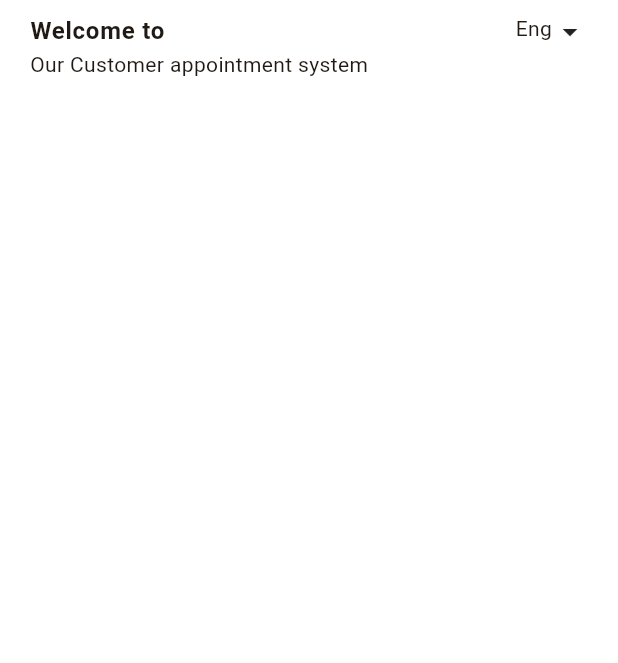
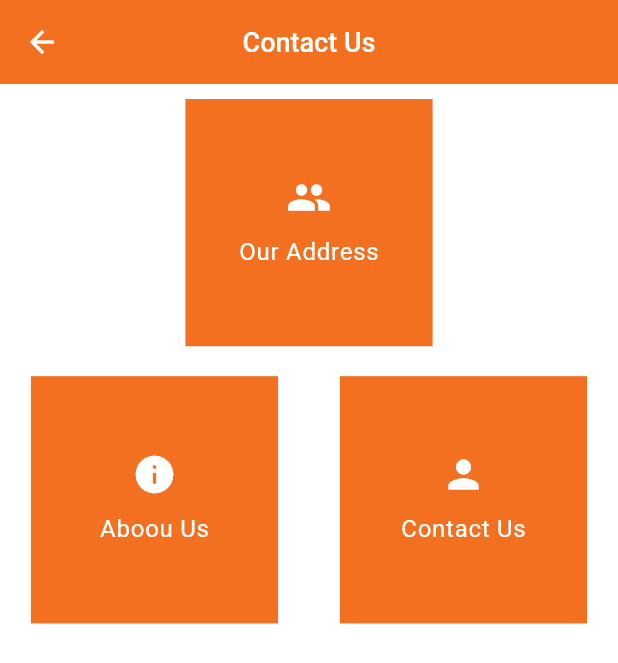
Before and after one commit to Eaindra68/customer_appoitment_system, a Flutter app: the ContactUsPage screen opened directly, on a phone screen of 412 x 824 dp. Shown: the top 663 px of the screen. Run offline on Flutter 3.47's test engine with Material 3 defaults, Android fonts, the phone set to English and light mode, and no system bars; our stand-ins replace loading_animation_widget; Roboto replaces fonts that are missing (Nunito).

Commit message:
Update contact_us_page.dart

```diff
--- a/lib/presentation/pages/contact_us_page.dart
+++ b/lib/presentation/pages/contact_us_page.dart
@@ -1,8 +1,7 @@
 import 'package:ace_customer_appoitment_system/config/colors_constant.dart';
 import 'package:ace_customer_appoitment_system/core/extensions/context_exts.dart';
+import 'package:ace_customer_appoitment_system/presentation/widgets/home_card_widget.dart';
 import 'package:flutter/material.dart';
-
-import '../widgets/home_card_widget.dart';
 
 class ContactUsPage extends StatelessWidget {
   const ContactUsPage({super.key});
@@ -10,52 +9,41 @@ class ContactUsPage extends StatelessWidget {
   @override
   Widget build(BuildContext context) {
     return Scaffold(
-      resizeToAvoidBottomInset: true,
-      appBar: PreferredSize(
-        preferredSize: Size.fromHeight(62),
-        child: AppBar(
-          elevation: 2,
-          automaticallyImplyLeading: false,
-          backgroundColor: Colors.white,
-          flexibleSpace: SafeArea(
-            child: Padding(
-              padding: const EdgeInsets.symmetric(horizontal: 20.0),
-              child: Column(
-                mainAxisAlignment: MainAxisAlignment.center,
-                children: [
-                  Container(
-                    color: Colors.white,
-                    width: context.screenWidth,
-                    child: Row(
-                      crossAxisAlignment: CrossAxisAlignment.start,
-                      children: [
-                        Expanded(
-                          child: Column(
-                            crossAxisAlignment: CrossAxisAlignment.start,
-                            children: [
-                              Text(
-                                "Welcome to",
-                                style: context.textTheme.bodyLarge?.copyWith(
-                                  fontWeight: FontWeight.w600,
-                                ),
-                              ),
-                              Text(
-                                "Our Customer appointment system",
-                                style: context.textTheme.bodyMedium,
-                              ),
-                            ],
-                          ),
-                        ),
-                        Text("Eng"),
-                        Icon(Icons.arrow_drop_down),
-                      ],
-                    ),
-                  ),
-                ],
-              ),
+      appBar: AppBar(
+        backgroundColor: ColorConst.primary,
+        leading: InkWell(
+          onTap: () => context.pop(),
+          child: Icon(Icons.arrow_back, color: Colors.white),
+        ),
+        automaticallyImplyLeading: false,
+        centerTitle: true,
+        title: Text(
+          "Contact Us",
+          style: context.textTheme.titleLarge?.copyWith(color: Colors.white),
+        ),
+      ),
+      body: Column(
+        children: [
+          Center(
+            child: HomeCardWidget(
+              icon: Icons.group,
+              label: 'Our Address',
+              onTap: () {},
             ),
           ),
-        ),
+          Row(
+            mainAxisAlignment: MainAxisAlignment.spaceAround,
+
+            children: [
+              HomeCardWidget(icon: Icons.info, label: 'Aboou Us', onTap: () {}),
+              HomeCardWidget(
+                icon: Icons.person,
+                label: 'Contact Us',
+                onTap: () {},
+              ),
+            ],
+          ),
+        ],
       ),
     );
   }
```
